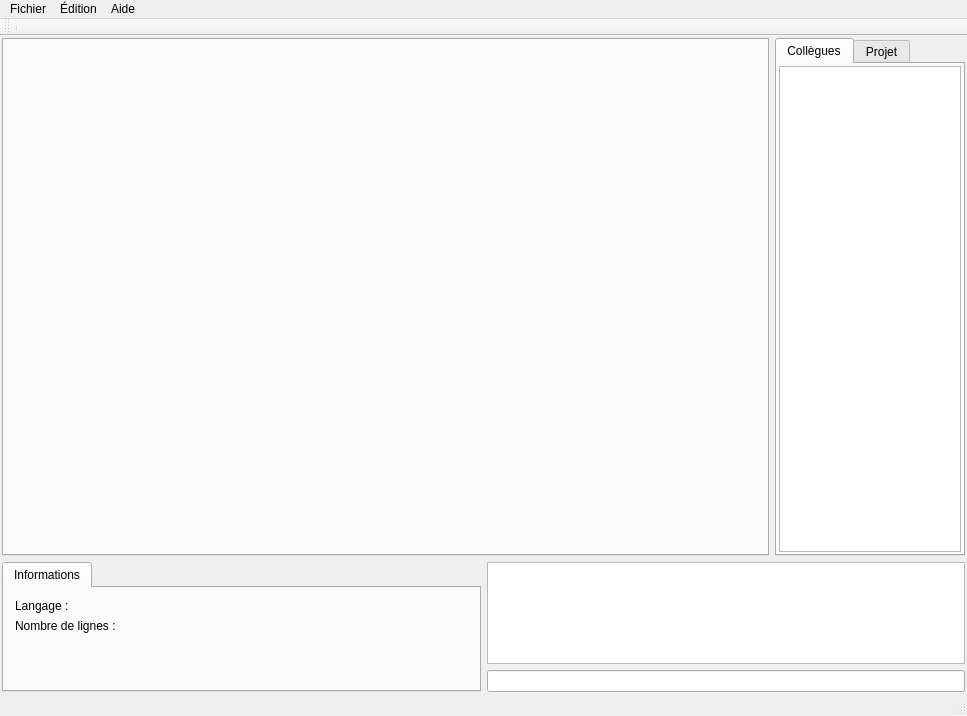
The window that Client/Client_Synergie/fenetreprincipale.ui (im-jon/CLL-Synergie) describes before a commit, drawn with Qt 5.
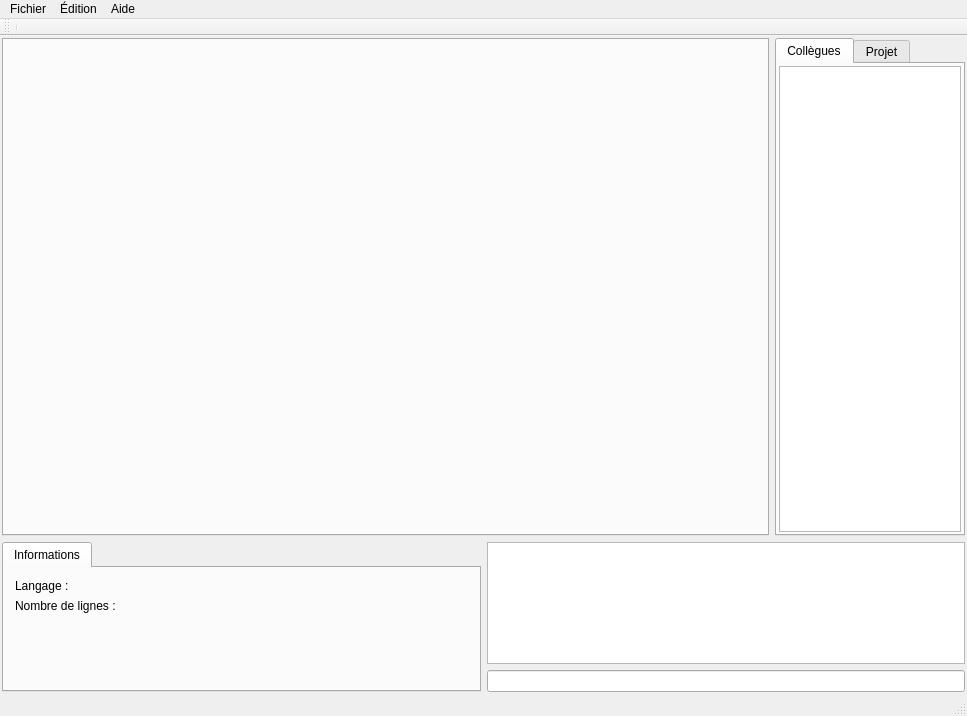
The same window after the commit. Icons and pictures are not drawn.

The edit to the form file:
```diff
--- a/Client/Client_Synergie/fenetreprincipale.ui
+++ b/Client/Client_Synergie/fenetreprincipale.ui
@@ -150,7 +150,7 @@
       <property name="maximumSize">
        <size>
         <width>16777215</width>
-        <height>130</height>
+        <height>150</height>
        </size>
       </property>
       <property name="frameShadow">
```
Left out of the diff: 2 changed lines with no effect on the pictures.
